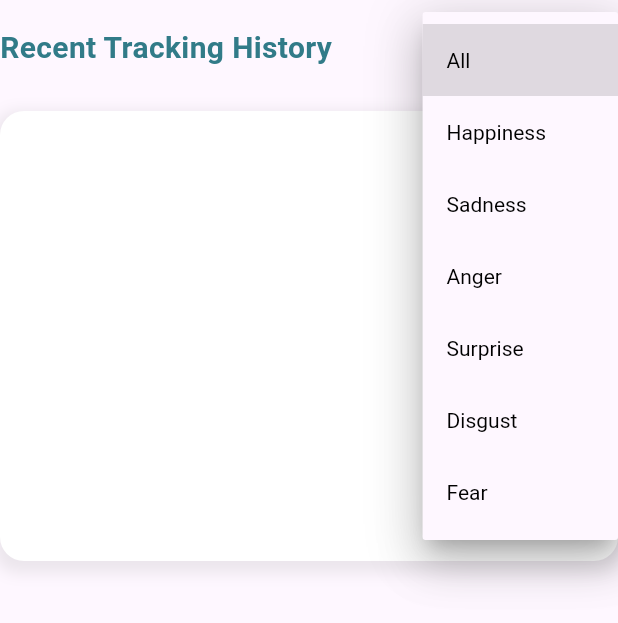
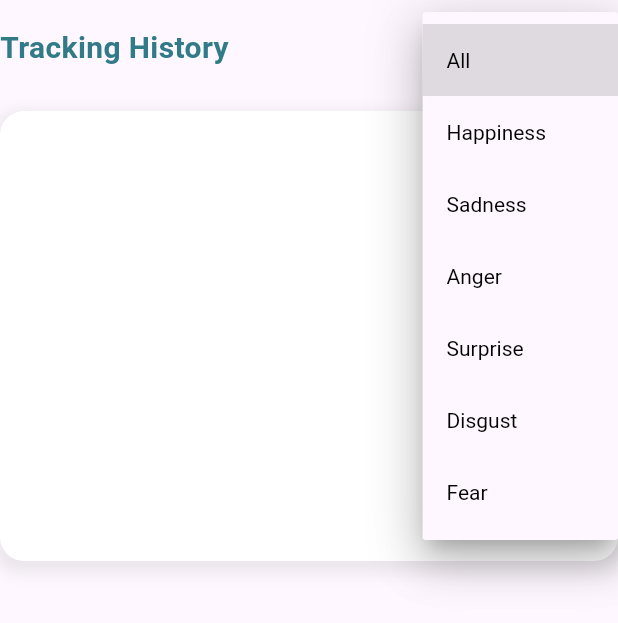
Before and after one commit to Kristoferseyan/fix-emotion, a Flutter app: the TrackingList widget shown alone on an empty page, opened directly with empty values, after a tap on the "filter list" icon, on a phone screen of 412 x 824 dp. Shown: the top 623 px of the screen. Run offline on Flutter 3.47's test engine with Material 3 defaults, Android fonts, the phone set to English and light mode, and no system bars; our stand-ins replace animated_splash_screen, camera, fl_chart, flutter_dotenv, flutter_signin_button, google_nav_bar and 6 more; missing offline and left inert: bcrypt, tflite_v2; accounts and stored records are empty.

Commit message:
- removed "recent" string on tracking list in analytics page

```diff
--- a/lib/admin-dashboard/admin_sessions_detail_page.dart
+++ b/lib/admin-dashboard/admin_sessions_detail_page.dart
@@ -29,7 +29,7 @@ class _AdminSessionDetailPageState extends State<AdminSessionDetailPage> {
   @override
   void initState() {
     super.initState();
-    _fetchSessionDetails(); // Fetch session details on init
+    _fetchSessionDetails();
   }
 
   // Fetch session details from the database
--- a/lib/analytics-modules/analytics_page.dart
+++ b/lib/analytics-modules/analytics_page.dart
@@ -54,13 +54,13 @@ class _AnalyticsPageState extends State<AnalyticsPage> {
         final String time = '${timestamp.hour.toString().padLeft(2, '0')}:${timestamp.minute.toString().padLeft(2, '0')}';
 
         return {
-          'session_id': tracking['session_id'], // Ensure session_id is available
+          'session_id': tracking['session_id'],
           'emotion': tracking['emotion'],
           'emotion_distribution': tracking['emotion_distribution'],
           'date': date,
           'time': time,
           'user_feedback': tracking['user_feedback'],
-          'duration': tracking['duration']?.toString() ?? 'Unknown duration', // Add duration field here
+          'duration': tracking['duration']?.toString() ?? 'Unknown duration',
         };
       }).toList();
 
--- a/lib/analytics-modules/tacking_list.dart
+++ b/lib/analytics-modules/tacking_list.dart
@@ -8,7 +8,7 @@ class TrackingList extends StatefulWidget {
   final ValueChanged<String?> onEmotionChanged;
   final bool isDarkMode;
   final String userId;
-  final VoidCallback onItemDeleted; // Callback for refreshing the page
+  final VoidCallback onItemDeleted;
 
   const TrackingList({
     Key? key,
@@ -17,7 +17,7 @@ class TrackingList extends StatefulWidget {
     required this.onEmotionChanged,
     required this.isDarkMode,
     required this.userId,
-    required this.onItemDeleted, // Add this callback
+    required this.onItemDeleted,
   }) : super(key: key);
 
   @override
@@ -36,18 +36,17 @@ class _TrackingListState extends State<TrackingList> {
   }
 
   Future<void> _deleteTrackingItem(String sessionId, int index) async {
-    // Print userId and sessionId for debugging
     print('UserId: ${widget.userId}');
     print('SessionId: $sessionId');
 
     try {
-      // Attempt to delete the item from Supabase
+
       final response = await supabase
           .from('emotion_tracking')
           .delete()
           .eq('session_id', sessionId);
 
-      // If deletion is successful, remove the item from the list
+
       if (response != null) {
         setState(() {
           _trackingData.removeAt(index);
@@ -55,7 +54,7 @@ class _TrackingListState extends State<TrackingList> {
         ScaffoldMessenger.of(context).showSnackBar(
           SnackBar(content: Text('Tracking session deleted successfully')),
         );
-        widget.onItemDeleted(); // Trigger the refresh function on AnalyticsPage
+        widget.onItemDeleted();
       }
     } catch (e) {
       ScaffoldMessenger.of(context).showSnackBar(
@@ -66,7 +65,6 @@ class _TrackingListState extends State<TrackingList> {
 
   @override
   Widget build(BuildContext context) {
-    // Combine date and time into DateTime and sort by latest first
     final filteredTrackings = (widget.selectedEmotion == 'All'
         ? _trackingData
         : _trackingData.where((tracking) => tracking['emotion'] == widget.selectedEmotion).toList())
@@ -81,7 +79,7 @@ class _TrackingListState extends State<TrackingList> {
         Row(
           mainAxisAlignment: MainAxisAlignment.spaceBetween,
           children: [
-            _buildSectionTitle('Recent Tracking History', widget.isDarkMode),
+            _buildSectionTitle('Tracking History', widget.isDarkMode),
             _buildEmotionFilterDropdown(widget.isDarkMode),
           ],
         ),
```
Also changed, not shown: 1 other file.
